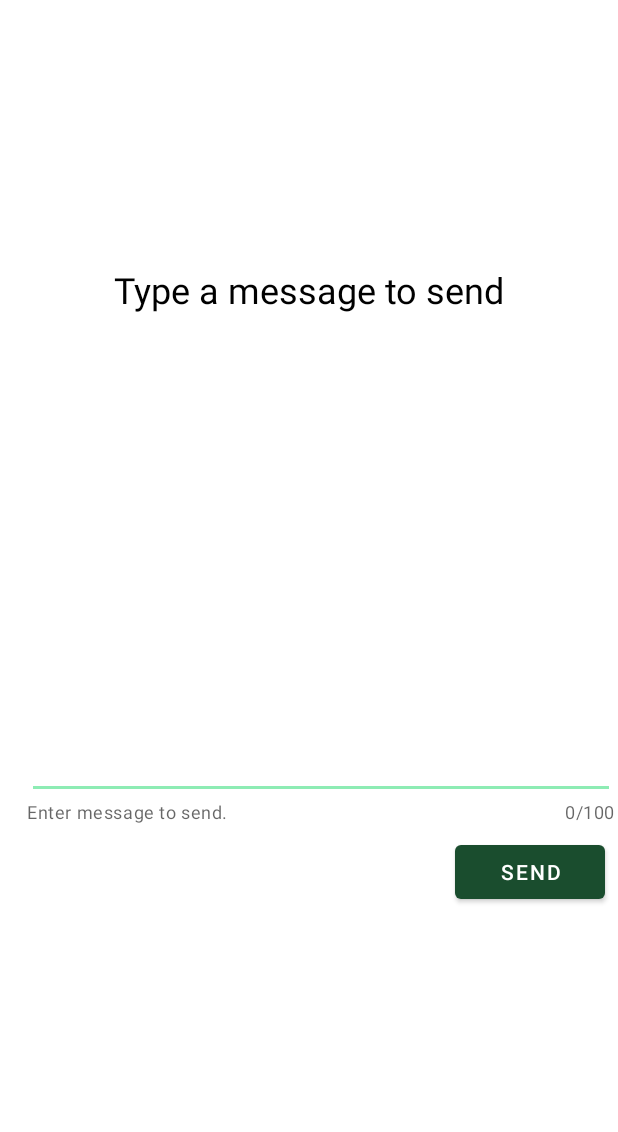
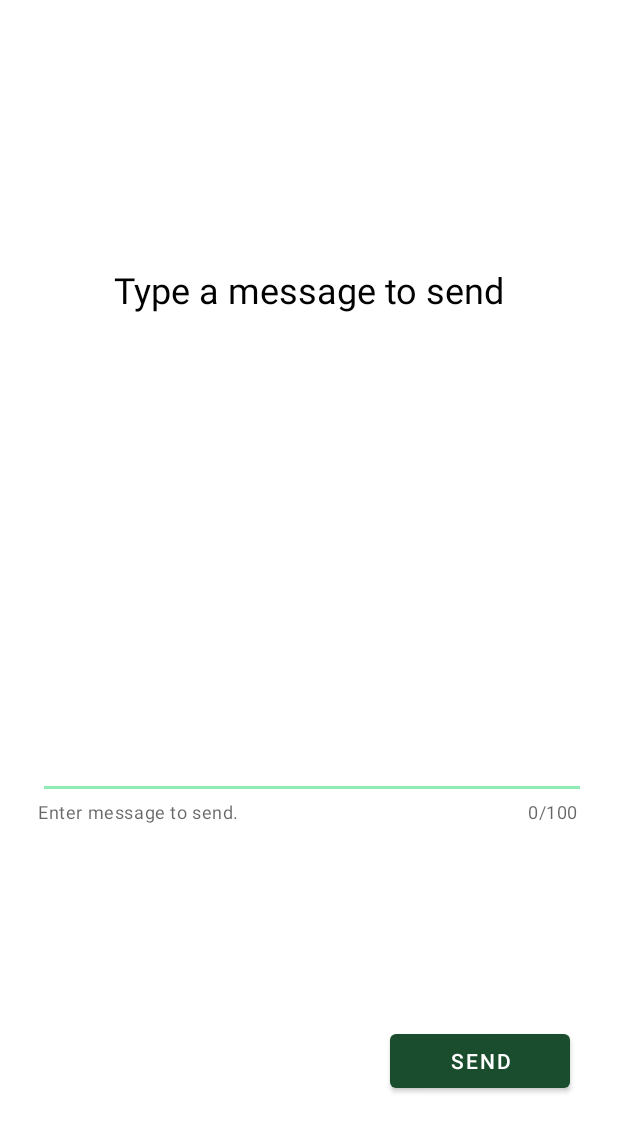
Before and after one commit to yasirulakshan/mc-project, an Android app: the SendActivity screen opened directly, with no data from a screen before it, on a phone screen of 412 x 824 dp. Shown: the top 1132 px of the screen. Run offline under Robolectric (Android 15) with nearby library versions, the phone set to English and light mode, and no system bars.

Commit message:
UI issues fixed

```diff
--- a/app/src/main/res/layout/activity_camera.xml
+++ b/app/src/main/res/layout/activity_camera.xml
@@ -14,6 +14,7 @@
 
     <TextView
         android:id="@+id/result_view"
+        android:textColor="@color/ash_color"
         android:layout_width="338dp"
         android:layout_height="29dp"
         android:layout_above="@+id/cameraView"
--- a/app/src/main/res/layout/activity_receive.xml
+++ b/app/src/main/res/layout/activity_receive.xml
@@ -4,6 +4,7 @@
     xmlns:tools="http://schemas.android.com/tools"
     android:layout_width="match_parent"
     android:layout_height="match_parent"
+    android:background="@color/white"
     tools:context=".ReceiveActivity">
 
     <Button
@@ -43,7 +44,7 @@
         android:layout_marginTop="80dp"
         android:layout_marginEnd="258dp"
         android:text="@string/previous_message"
-        android:textColor="#6200ee"
+        android:textColor="@color/ash_color"
         android:textStyle="bold"
         app:layout_constraintEnd_toEndOf="parent"
         app:layout_constraintHorizontal_bias="1.0"
--- a/app/src/main/res/layout/activity_send.xml
+++ b/app/src/main/res/layout/activity_send.xml
@@ -34,23 +34,39 @@
         app:layout_constraintTop_toTopOf="parent"
         app:layout_constraintVertical_bias="0.022" />
 
+    <Button
+        android:id="@+id/send_message_button"
+        android:layout_width="120dp"
+        android:layout_height="wrap_content"
+        android:layout_marginStart="285dp"
+        android:layout_marginTop="95dp"
+        android:layout_marginEnd="32dp"
+        android:text="@string/send"
+        app:layout_constraintBottom_toBottomOf="parent"
+        app:layout_constraintEnd_toEndOf="parent"
+        app:layout_constraintHorizontal_bias="1.0"
+        app:layout_constraintStart_toStartOf="parent"
+        app:layout_constraintTop_toBottomOf="@+id/linearLayout"
+        app:layout_constraintVertical_bias="0.0" />
+
     <LinearLayout
-        android:layout_width="396dp"
-        android:layout_height="422dp"
-        android:padding="2dp"
-        android:layout_marginStart="16dp"
+        android:id="@+id/linearLayout"
+        android:layout_width="366dp"
+        android:layout_height="388dp"
         android:layout_marginTop="200dp"
         android:layout_marginBottom="100dp"
         android:orientation="vertical"
+        android:padding="2dp"
         android:textColor="@color/black"
         app:layout_constraintBottom_toBottomOf="parent"
+        app:layout_constraintEnd_toEndOf="parent"
         app:layout_constraintStart_toStartOf="parent"
         app:layout_constraintTop_toTopOf="parent"
         app:layout_constraintVertical_bias="0.0">
 
         <com.google.android.material.textfield.TextInputEditText
             android:id="@+id/textInputField"
-            android:layout_width="match_parent"
+            android:layout_width="365dp"
             android:layout_height="wrap_content"
             android:layout_marginTop="285dp"
             app:layout_constraintEnd_toEndOf="parent"
@@ -59,7 +75,7 @@
 
         <com.google.android.material.textfield.TextInputLayout
             android:id="@+id/textInputLayout"
-            android:layout_width="match_parent"
+            android:layout_width="360dp"
             android:layout_height="wrap_content"
             android:hint="@string/message"
             app:boxBackgroundColor="#000000"
@@ -75,18 +91,6 @@
 
         </com.google.android.material.textfield.TextInputLayout>
 
-        <Button
-            android:id="@+id/send_message_button"
-            android:layout_width="100dp"
-            android:layout_height="wrap_content"
-            android:layout_marginStart="285dp"
-            android:layout_marginTop="8dp"
-            android:layout_marginEnd="32dp"
-            android:text="@string/send"
-            app:layout_constraintEnd_toEndOf="parent"
-            app:layout_constraintStart_toStartOf="parent"
-            app:layout_constraintTop_toBottomOf="@+id/textInputLayout" />
-
 
     </LinearLayout>
 
```
